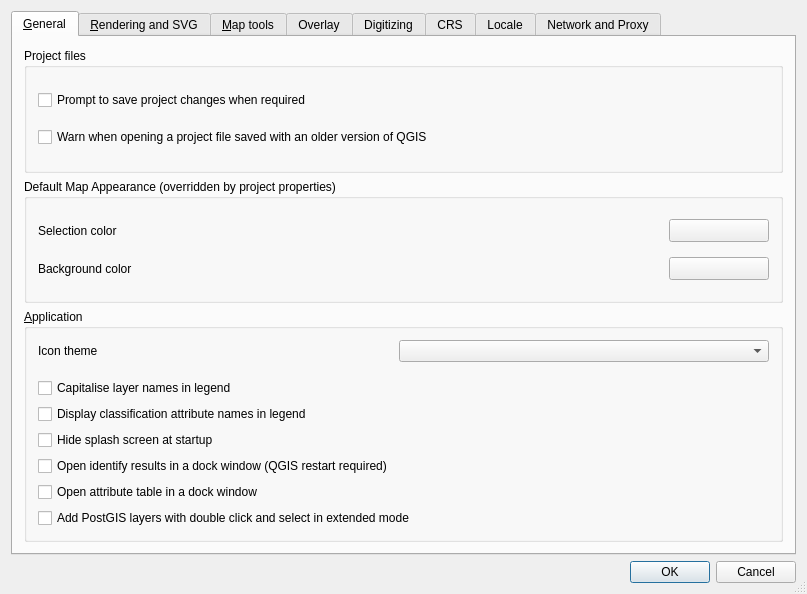
This is qgis/src/ui/qgsoptionsbase.ui in sourcepole/qgis as Qt 5 draws it before an edit. The edited form follows.
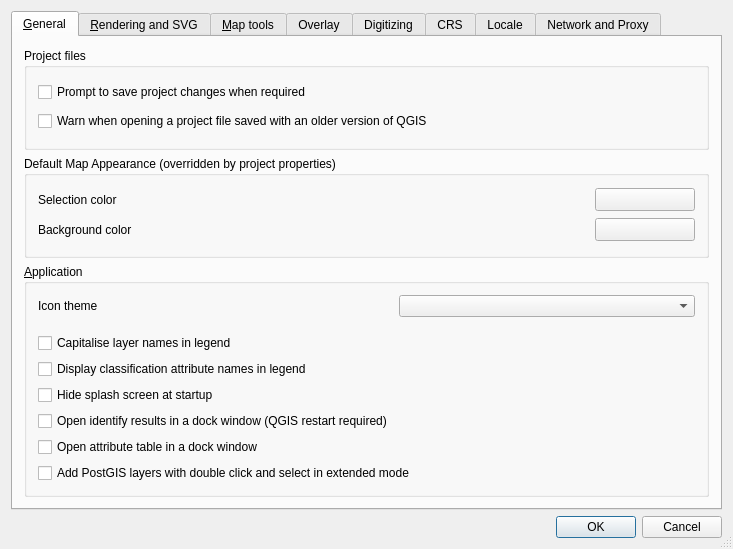
This is the edited form. Custom widgets are drawn as their Qt base class.

Commit message: ui cleanup in newogrconnection to buttonbox

Patch:
```diff
--- a/qgis/src/ui/qgsoptionsbase.ui
+++ b/qgis/src/ui/qgsoptionsbase.ui
@@ -1,12 +1,12 @@
 <ui version="4.0" >
  <class>QgsOptionsBase</class>
- <widget class="QDialog" name="QgsOptionsBase" >
-  <property name="geometry" >
+ <widget class="QDialog" name="QgsOptionsBase">
+  <property name="geometry">
    <rect>
     <x>0</x>
     <y>0</y>
-    <width>807</width>
-    <height>594</height>
+    <width>733</width>
+    <height>549</height>
    </rect>
   </property>
   <property name="windowTitle" >
@@ -81,22 +81,9 @@
             </property>
            </widget>
           </item>
-          <item row="0" column="1" >
-           <spacer>
-            <property name="orientation" >
-             <enum>Qt::Horizontal</enum>
-            </property>
-            <property name="sizeHint" stdset="0" >
-             <size>
-              <width>40</width>
-              <height>20</height>
-             </size>
-            </property>
-           </spacer>
-          </item>
-          <item row="0" column="3" >
-           <widget class="QgsColorButton" name="pbnSelectionColour" >
-            <property name="minimumSize" >
+          <item row="0" column="3">
+           <widget class="QgsColorButton" name="pbnSelectionColour">
+            <property name="minimumSize">
              <size>
               <width>100</width>
               <height>0</height>
@@ -117,7 +104,7 @@
             </property>
            </widget>
           </item>
-          <item row="1" column="2" >
+          <item row="1" column="2">
            <spacer>
             <property name="orientation" >
              <enum>Qt::Horizontal</enum>
@@ -143,6 +130,19 @@
             </property>
            </widget>
           </item>
+          <item row="0" column="1">
+           <spacer>
+            <property name="orientation">
+             <enum>Qt::Horizontal</enum>
+            </property>
+            <property name="sizeHint" stdset="0">
+             <size>
+              <width>40</width>
+              <height>20</height>
+             </size>
+            </property>
+           </spacer>
+          </item>
          </layout>
         </widget>
        </item>
@@ -1281,7 +1281,7 @@
    </item>
   </layout>
  </widget>
- <layoutdefault spacing="6" margin="11" />
+ <layoutdefault spacing="6" margin="11"/>
  <customwidgets>
   <customwidget>
    <class>QgsColorButton</class>
```
Left out of the diff: 927 changed lines with no effect on the pictures. The commit also changes 2 other files.
